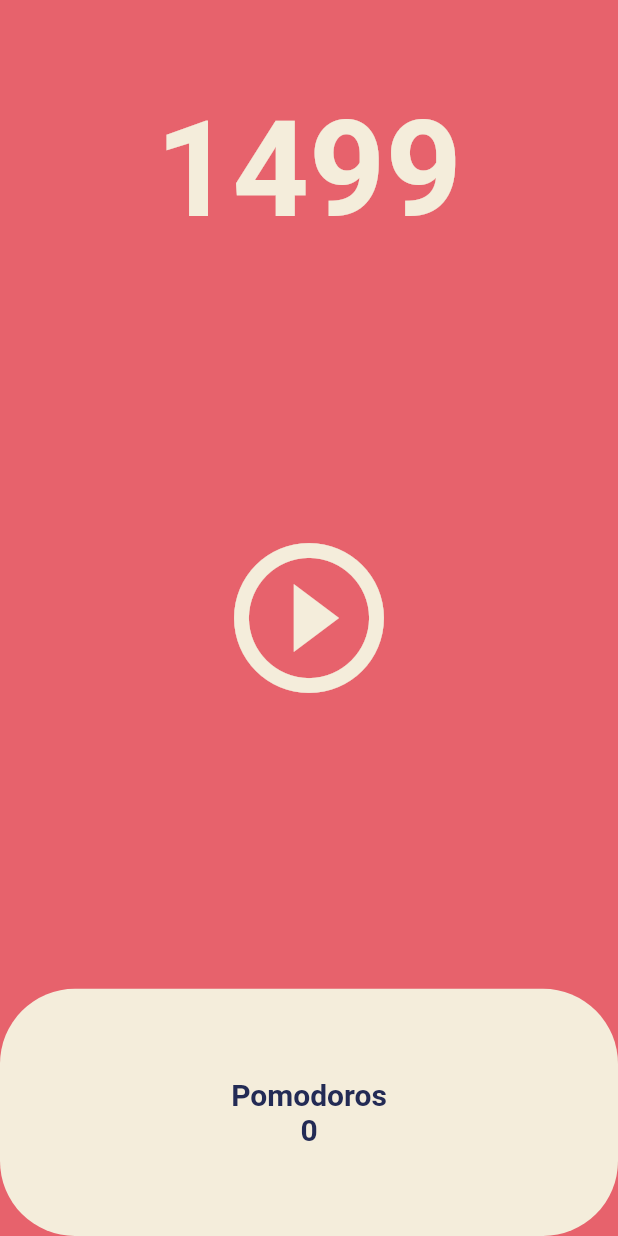
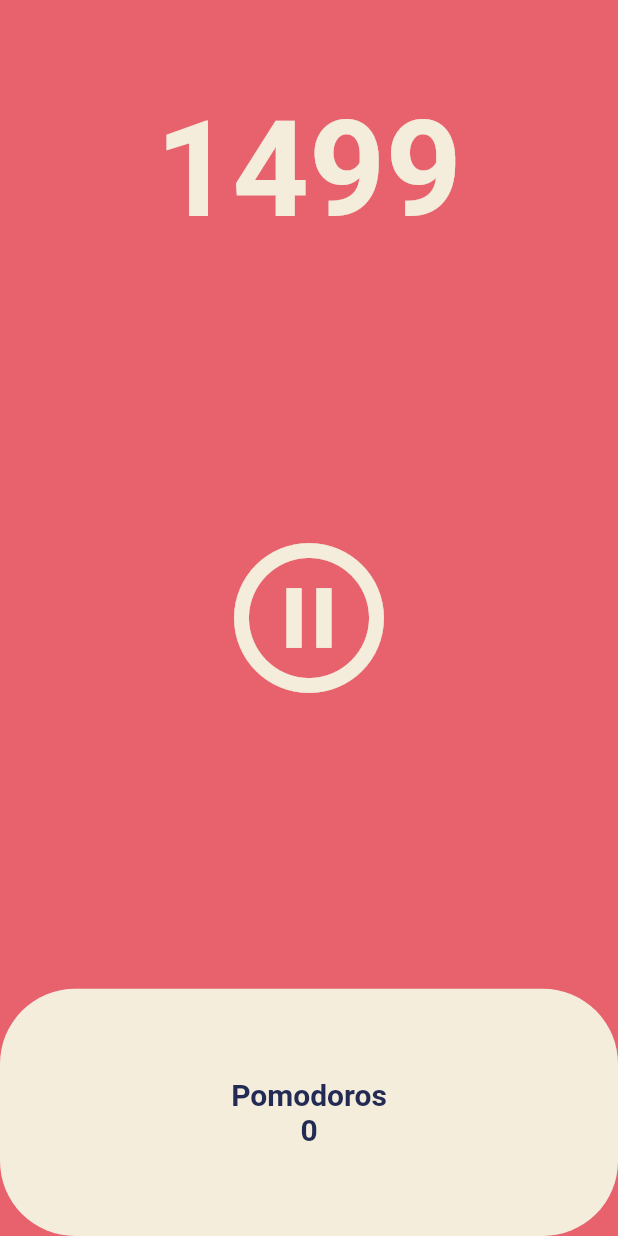
Before and after one commit to Jeffrey-Oh/flutter_pomodoro, a Flutter app: the screen it shows after launch, after a tap on the "play circle outline" icon, on a phone screen of 412 x 824 dp. Run offline on Flutter 3.47's test engine with Material 2 defaults, Android fonts, the phone set to English and light mode, and no system bars.

Commit message:
Pause Play

```diff
--- a/lib/screens/home_screen.dart
+++ b/lib/screens/home_screen.dart
@@ -11,6 +11,7 @@ class HomeScreen extends StatefulWidget {
 
 class _HomeScreenState extends State<HomeScreen> {
   int totalSeconds = 1500;
+  bool isRunning = false;
   late Timer timer;
 
   void onTick(Timer timer) {
@@ -20,11 +21,25 @@ class _HomeScreenState extends State<HomeScreen> {
   }
 
   void onStartPressed() {
-    timer = Timer.periodic(
-        const Duration(
-          seconds: 1,
-        ),
-        onTick);
+    if (!isRunning) {
+      timer = Timer.periodic(
+          const Duration(
+            seconds: 1,
+          ),
+          onTick);
+    }
+
+    setState(() {
+      isRunning = true;
+    });
+  }
+
+  void onPausePressed() {
+    timer.cancel();
+
+    setState(() {
+      isRunning = false;
+    });
   }
 
   @override
@@ -52,8 +67,10 @@ class _HomeScreenState extends State<HomeScreen> {
             flex: 3,
             child: Center(
               child: IconButton(
-                onPressed: onStartPressed,
-                icon: const Icon(Icons.play_circle_outline),
+                onPressed: isRunning ? onPausePressed : onStartPressed,
+                icon: Icon(isRunning
+                    ? Icons.pause_circle_outline
+                    : Icons.play_circle_outline),
                 iconSize: 120,
                 color: Theme.of(context).cardColor,
               ),
```
